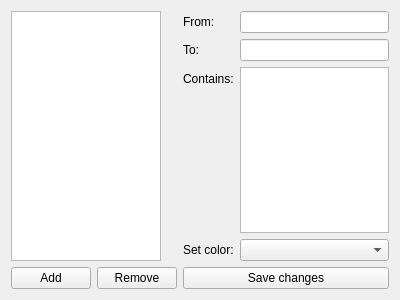
kliput/peanotes, file gui/ui/settings_window.ui: the form before one commit.
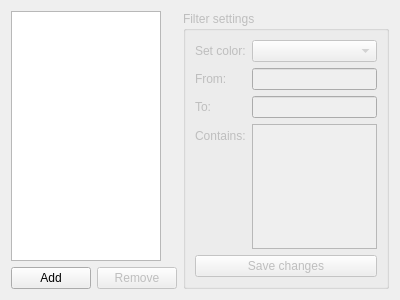
The form after the commit.

What changed in the file:
```diff
--- a/gui/ui/settings_window.ui
+++ b/gui/ui/settings_window.ui
@@ -43,6 +43,9 @@
        </item>
        <item>
         <widget class="QPushButton" name="removeButton">
+         <property name="enabled">
+          <bool>false</bool>
+         </property>
          <property name="text">
           <string>Remove</string>
          </property>
@@ -55,6 +58,29 @@
    <item>
     <layout class="QVBoxLayout" name="verticalLayout_2">
      <item>
+      <widget class="QGroupBox" name="conditionsGroup">
+       <property name="enabled">
+        <bool>false</bool>
+       </property>
+       <property name="title">
+        <string>Filter settings</string>
+       </property>
+       <layout class="QVBoxLayout" name="verticalLayout_3">
+        <item>
+         <layout class="QFormLayout" name="formLayout_2">
+          <item row="0" column="0">
+           <widget class="QLabel" name="label_4">
+            <property name="text">
+             <string>Set color:</string>
+            </property>
+           </widget>
+          </item>
+          <item row="0" column="1">
+           <widget class="QComboBox" name="colorBox"/>
+          </item>
+         </layout>
+        </item>
+        <item>
       <layout class="QFormLayout" name="formLayout">
        <item row="1" column="0">
         <widget class="QLabel" name="label">
@@ -83,16 +109,6 @@
          </property>
         </widget>
        </item>
-       <item row="4" column="1">
-        <widget class="QComboBox" name="colorBox"/>
-       </item>
-       <item row="4" column="0">
-        <widget class="QLabel" name="label_4">
-         <property name="text">
-          <string>Set color:</string>
-         </property>
-        </widget>
-       </item>
        <item row="3" column="1">
         <widget class="QPlainTextEdit" name="containsEdit"/>
        </item>
@@ -103,6 +119,9 @@
        <property name="text">
         <string>Save changes</string>
        </property>
+         </widget>
+        </item>
+       </layout>
       </widget>
      </item>
     </layout>
```
Lines whose indentation alone changed are shown as unchanged.
